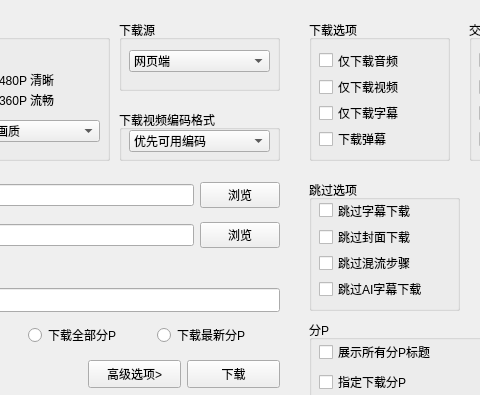
Before: the Qt Designer form BBDown_GUI/UI/main.ui in 1299172402/BBDown_GUI, drawn with Qt 5; both pictures show x 321 to 801 and y 0 to 395 of the 1560 by 500 pixel window.
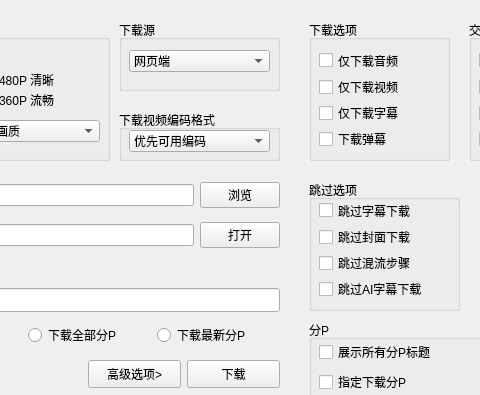
After: the same form once the commit is applied.

Commit message: update: open download dir

What changed in the file:
```diff
--- a/BBDown_GUI/UI/main.ui
+++ b/BBDown_GUI/UI/main.ui
@@ -100,7 +100,7 @@
        <bool>true</bool>
       </property>
       <property name="text">
-       <string>浏览</string>
+       <string>打开</string>
       </property>
      </widget>
     </item>
```
The commit also changes 2 other files.
